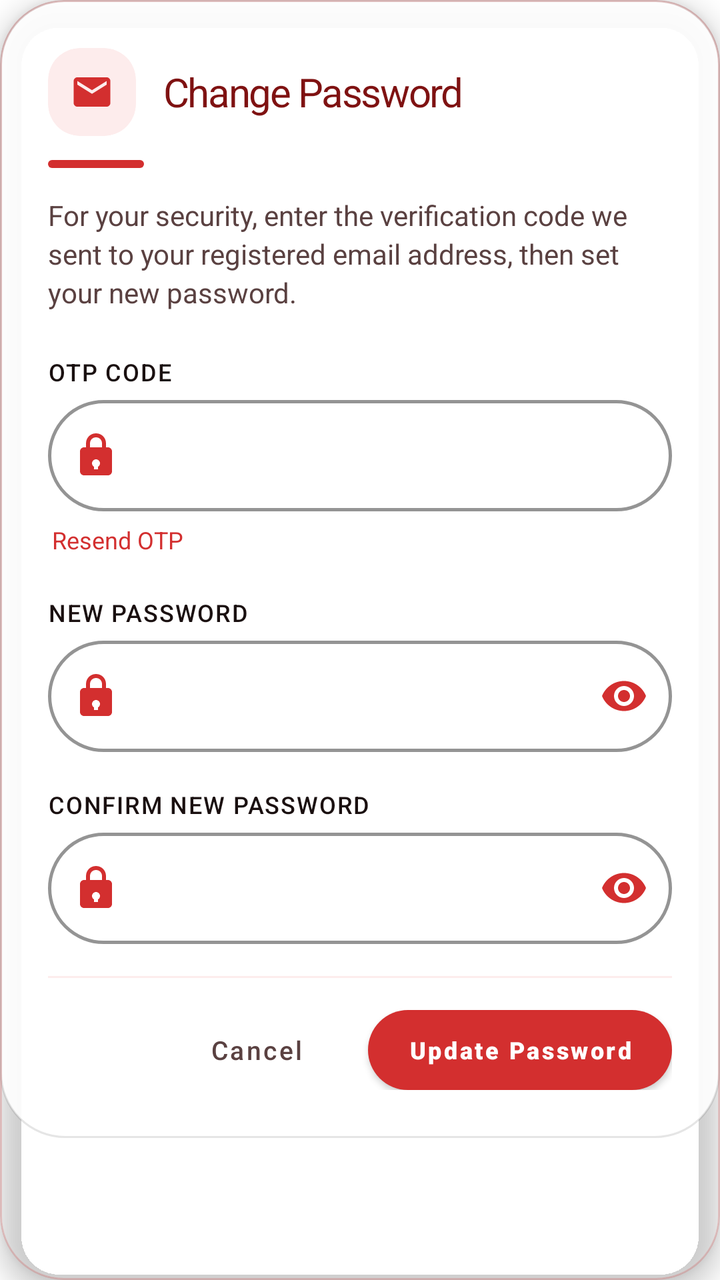
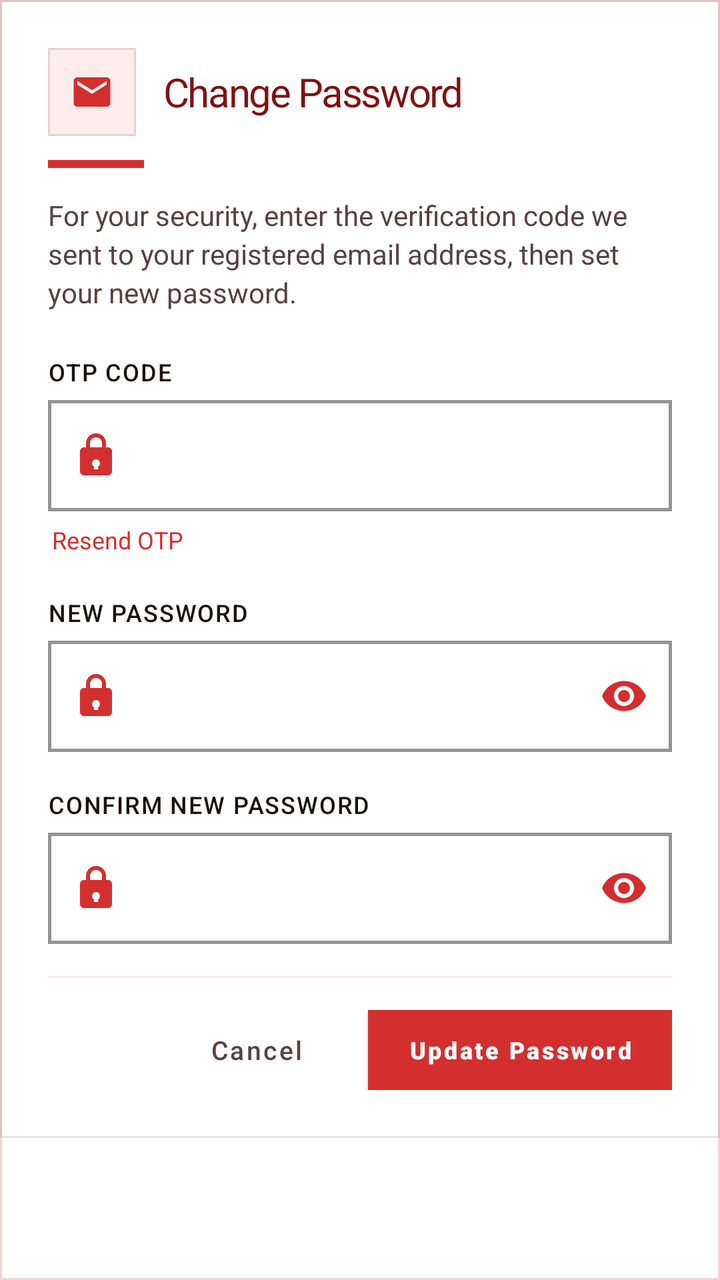

Compare the two renders of this Android layout. The source of the first and the diff that turns it into the second are given below.
<!-- AndroidManifest.xml: application theme Theme.VelocitySuites -->
<!-- res/layout/dialog_change_password_otp.xml -->
<?xml version="1.0" encoding="utf-8"?>
<com.google.android.material.card.MaterialCardView xmlns:android="http://schemas.android.com/apk/res/android"
    xmlns:app="http://schemas.android.com/apk/res-auto"
    style="@style/Widget.Velocity.Card.Glass"
    android:layout_width="match_parent"
    android:layout_height="wrap_content">

    <LinearLayout
        android:layout_width="match_parent"
        android:layout_height="wrap_content"
        android:background="@drawable/bg_glass_card_white"
        android:orientation="vertical"
        android:padding="24dp">

        <LinearLayout
            android:layout_width="match_parent"
            android:layout_height="wrap_content"
            android:gravity="center_vertical"
            android:orientation="horizontal">

            <com.google.android.material.card.MaterialCardView
                android:layout_width="44dp"
                android:layout_height="44dp"
                app:cardBackgroundColor="@color/velocity_red_soft"
                app:cardCornerRadius="16dp"
                app:cardElevation="0dp">

                <ImageView
                    android:layout_width="22dp"
                    android:layout_height="22dp"
                    android:layout_gravity="center"
                    android:importantForAccessibility="no"
                    android:src="@drawable/ic_email"
                    app:tint="@color/velocity_red_primary" />
            </com.google.android.material.card.MaterialCardView>

            <TextView
                style="@style/TextAppearance.Velocity.ScreenTitle"
                android:layout_width="0dp"
                android:layout_height="wrap_content"
                android:layout_marginStart="14dp"
                android:layout_weight="1"
                android:text="@string/change_password"
                android:textSize="20sp" />
        </LinearLayout>

        <View
            android:layout_width="48dp"
            android:layout_height="4dp"
            android:layout_marginTop="12dp"
            android:layout_marginBottom="14dp"
            android:background="@drawable/shape_intro_pill"
            android:backgroundTint="@color/velocity_red_primary" />

        <TextView
            android:layout_width="match_parent"
            android:layout_height="wrap_content"
            android:layout_marginBottom="22dp"
            android:lineSpacingExtra="3dp"
            android:text="@string/change_password_otp_desc"
            android:textColor="@color/velocity_text_secondary"
            android:textSize="14sp" />

        <TextView
            style="@style/TextAppearance.Velocity.Label.Input"
            android:layout_width="wrap_content"
            android:layout_height="wrap_content"
            android:layout_marginBottom="6dp"
            android:labelFor="@+id/changePasswordOtp"
            android:text="@string/otp_hint"
            android:textColor="@color/velocity_text_primary" />

        <com.google.android.material.textfield.TextInputLayout
            android:id="@+id/changePasswordOtpLayout"
            style="@style/Widget.Velocity.TextInputLayout.OutlinedBox.Rounded"
            android:layout_width="match_parent"
            android:layout_height="wrap_content"
            android:layout_marginBottom="4dp"
            app:startIconDrawable="@drawable/ic_lock">
            <com.google.android.material.textfield.TextInputEditText
                android:id="@+id/changePasswordOtp"
                android:layout_width="match_parent"
                android:layout_height="wrap_content"
                android:inputType="number"
                android:maxLength="6" />
        </com.google.android.material.textfield.TextInputLayout>

        <TextView
            android:id="@+id/resendChangePasswordOtpLink"
            android:layout_width="wrap_content"
            android:layout_height="wrap_content"
            android:layout_marginBottom="18dp"
            android:background="?attr/selectableItemBackground"
            android:clickable="true"
            android:focusable="true"
            android:padding="2dp"
            android:text="@string/resend_otp"
            android:textColor="@color/velocity_red_primary"
            android:textSize="12sp"
            android:fontFamily="sans-serif-bold" />

        <TextView
            style="@style/TextAppearance.Velocity.Label.Input"
            android:layout_width="wrap_content"
            android:layout_height="wrap_content"
            android:layout_marginBottom="6dp"
            android:labelFor="@+id/changePasswordNew"
            android:text="@string/new_password_hint"
            android:textColor="@color/velocity_text_primary" />

        <com.google.android.material.textfield.TextInputLayout
            android:id="@+id/changePasswordNewLayout"
            style="@style/Widget.Velocity.TextInputLayout.OutlinedBox.Rounded"
            android:layout_width="match_parent"
            android:layout_height="wrap_content"
            android:layout_marginBottom="18dp"
            app:passwordToggleEnabled="true"
            app:startIconDrawable="@drawable/ic_lock">
            <com.google.android.material.textfield.TextInputEditText
                android:id="@+id/changePasswordNew"
                android:layout_width="match_parent"
                android:layout_height="wrap_content"
                android:inputType="textPassword" />
        </com.google.android.material.textfield.TextInputLayout>

        <TextView
            style="@style/TextAppearance.Velocity.Label.Input"
            android:layout_width="wrap_content"
            android:layout_height="wrap_content"
            android:layout_marginBottom="6dp"
            android:labelFor="@+id/changePasswordConfirmNew"
            android:text="@string/confirm_new_password_hint"
            android:textColor="@color/velocity_text_primary" />

        <com.google.android.material.textfield.TextInputLayout
            android:id="@+id/changePasswordConfirmNewLayout"
            style="@style/Widget.Velocity.TextInputLayout.OutlinedBox.Rounded"
            android:layout_width="match_parent"
            android:layout_height="wrap_content"
            android:layout_marginBottom="8dp"
            app:passwordToggleEnabled="true"
            app:startIconDrawable="@drawable/ic_lock">
            <com.google.android.material.textfield.TextInputEditText
                android:id="@+id/changePasswordConfirmNew"
                android:layout_width="match_parent"
                android:layout_height="wrap_content"
                android:inputType="textPassword" />
        </com.google.android.material.textfield.TextInputLayout>

        <View
            android:layout_width="match_parent"
            android:layout_height="1dp"
            android:layout_marginTop="8dp"
            android:layout_marginBottom="16dp"
            android:background="@color/velocity_red_soft" />

        <LinearLayout
            android:layout_width="match_parent"
            android:layout_height="wrap_content"
            android:orientation="horizontal"
            android:gravity="center_vertical|end">

            <com.google.android.material.button.MaterialButton
                android:id="@+id/btnCancelChangePasswordOtp"
                style="@style/Widget.MaterialComponents.Button.TextButton"
                android:layout_width="wrap_content"
                android:layout_height="40dp"
                android:text="@string/cancel_label"
                android:textColor="@color/velocity_text_secondary"
                android:textAllCaps="false"
                android:textSize="13sp" />

            <com.google.android.material.button.MaterialButton
                android:id="@+id/btnConfirmChangePasswordOtp"
                style="@style/Widget.Velocity.Button"
                android:layout_width="wrap_content"
                android:layout_height="40dp"
                android:layout_marginStart="12dp"
                android:paddingHorizontal="20dp"
                android:text="@string/reset_password_button"
                android:textAllCaps="false"
                android:textSize="12sp" />
        </LinearLayout>
    </LinearLayout>
</com.google.android.material.card.MaterialCardView>
<!-- resources referenced by this layout -->
<resources>
  <!-- drawable bg_glass_card_white (drawable) -->
  <?xml version="1.0" encoding="utf-8"?>
  <shape xmlns:android="http://schemas.android.com/apk/res/android">
      <solid android:color="#E6FFFFFF" />
      <stroke android:width="1dp" android:color="#1A000000" />
      <corners android:radius="32dp" />
  </shape>
  <!-- drawable shape_intro_pill (drawable) -->
  <?xml version="1.0" encoding="utf-8"?>
  <shape xmlns:android="http://schemas.android.com/apk/res/android">
      <solid android:color="@color/velocity_red_primary" />
      <corners android:radius="16dp" />
  </shape>
  <style name="Widget.Velocity.Button" parent="Widget.MaterialComponents.Button">
          <item name="android:layout_height">56dp</item>
          <item name="android:insetTop">0dp</item>
          <item name="android:insetBottom">0dp</item>
          <item name="android:fontFamily">sans-serif-black</item>
          <item name="android:letterSpacing">0.1</item>
          <item name="android:textAllCaps">true</item>
          <item name="android:textSize">15sp</item>
          <item name="backgroundTint">@color/velocity_red_primary</item>
          <item name="cornerRadius">32dp</item>
          <item name="elevation">4dp</item>
          <item name="rippleColor">@color/white</item>
      </style>
  <style name="Widget.Velocity.Card.Glass" parent="Widget.MaterialComponents.CardView">
          <item name="cardBackgroundColor">@android:color/transparent</item>
          <item name="cardCornerRadius">32dp</item>
          <item name="cardElevation">8dp</item>
          <item name="strokeColor">@color/velocity_red_alpha_20</item>
          <item name="strokeWidth">1dp</item>
          <item name="android:clickable">true</item>
          <item name="android:focusable">true</item>
          <item name="android:foreground">?attr/selectableItemBackground</item>
      </style>
  <style name="Widget.Velocity.TextInputLayout.OutlinedBox.Rounded" parent="Widget.MaterialComponents.TextInputLayout.OutlinedBox">
          <item name="boxCornerRadiusBottomEnd">32dp</item>
          <item name="boxCornerRadiusBottomStart">32dp</item>
          <item name="boxCornerRadiusTopEnd">32dp</item>
          <item name="boxCornerRadiusTopStart">32dp</item>
          <item name="boxStrokeColor">@color/velocity_red_primary</item>
          <item name="boxStrokeWidth">1.5dp</item>
          <item name="boxStrokeWidthFocused">2dp</item>
          <item name="startIconTint">@color/velocity_red_primary</item>
          <item name="endIconTint">@color/velocity_red_primary</item>
          <item name="passwordToggleTint">@color/velocity_red_primary</item>
          <item name="hintEnabled">false</item>
      </style>
  <style name="Theme.VelocitySuites" parent="Theme.MaterialComponents.DayNight.NoActionBar">
          
          <item name="colorPrimary">@color/velocity_red_primary</item>
          <item name="colorPrimaryVariant">@color/velocity_red_dark</item>
          <item name="colorOnPrimary">@color/white</item>
          
          <item name="colorSecondary">@color/velocity_red_rose</item>
          <item name="colorSecondaryVariant">@color/velocity_red_deep</item>
          <item name="colorOnSecondary">@color/white</item>
          
          <item name="android:statusBarColor">@color/velocity_red_primary</item>
          
          <item name="textAppearanceHeadline1">@style/TextAppearance.MaterialComponents.Headline1</item>
          <item name="textAppearanceHeadline2">@style/TextAppearance.MaterialComponents.Headline2</item>
          <item name="textAppearanceHeadline3">@style/TextAppearance.MaterialComponents.Headline3</item>
          <item name="textAppearanceHeadline4">@style/TextAppearance.MaterialComponents.Headline4</item>
          <item name="textAppearanceHeadline5">@style/TextAppearance.MaterialComponents.Headline5</item>
          <item name="textAppearanceHeadline6">@style/TextAppearance.MaterialComponents.Headline6</item>
          <item name="textAppearanceSubtitle1">@style/TextAppearance.MaterialComponents.Subtitle1</item>
          <item name="textAppearanceSubtitle2">@style/TextAppearance.MaterialComponents.Subtitle2</item>
          <item name="textAppearanceBody1">@style/TextAppearance.MaterialComponents.Body1</item>
          <item name="textAppearanceBody2">@style/TextAppearance.MaterialComponents.Body2</item>
          <item name="textAppearanceCaption">@style/TextAppearance.MaterialComponents.Caption</item>
          <item name="textAppearanceButton">@style/TextAppearance.MaterialComponents.Button</item>
          <item name="textAppearanceOverline">@style/TextAppearance.MaterialComponents.Overline</item>
      </style>
  <!-- unchanged entries left out for length: 22 -->
</resources>

<!-- the commit's change to res/layout/dialog_change_password_otp.xml (unified diff, before → after) -->
@@ -22,7 +22,7 @@
                 android:layout_width="44dp"
                 android:layout_height="44dp"
                 app:cardBackgroundColor="@color/velocity_red_soft"
-                app:cardCornerRadius="16dp"
+                app:cardCornerRadius="0dp"
                 app:cardElevation="0dp">
 
                 <ImageView
<!-- resource entries referenced after the edit -->
@@ -5,13 +5,13 @@
   <shape xmlns:android="http://schemas.android.com/apk/res/android">
       <solid android:color="#E6FFFFFF" />
       <stroke android:width="1dp" android:color="#1A000000" />
-      <corners android:radius="32dp" />
+      <corners android:radius="0dp" />
   </shape>
   <!-- drawable shape_intro_pill (drawable) -->
   <?xml version="1.0" encoding="utf-8"?>
   <shape xmlns:android="http://schemas.android.com/apk/res/android">
       <solid android:color="@color/velocity_red_primary" />
-      <corners android:radius="16dp" />
+      <corners android:radius="0dp" />
   </shape>
   <style name="Widget.Velocity.Button" parent="Widget.MaterialComponents.Button">
           <item name="android:layout_height">56dp</item>
@@ -22,14 +22,14 @@
           <item name="android:textAllCaps">true</item>
           <item name="android:textSize">15sp</item>
           <item name="backgroundTint">@color/velocity_red_primary</item>
-          <item name="cornerRadius">32dp</item>
-          <item name="elevation">4dp</item>
+          <item name="cornerRadius">0dp</item>
+          <item name="elevation">0dp</item>
           <item name="rippleColor">@color/white</item>
       </style>
   <style name="Widget.Velocity.Card.Glass" parent="Widget.MaterialComponents.CardView">
           <item name="cardBackgroundColor">@android:color/transparent</item>
-          <item name="cardCornerRadius">32dp</item>
-          <item name="cardElevation">8dp</item>
+          <item name="cardCornerRadius">0dp</item>
+          <item name="cardElevation">0dp</item>
           <item name="strokeColor">@color/velocity_red_alpha_20</item>
           <item name="strokeWidth">1dp</item>
           <item name="android:clickable">true</item>
@@ -37,10 +37,10 @@
           <item name="android:foreground">?attr/selectableItemBackground</item>
       </style>
   <style name="Widget.Velocity.TextInputLayout.OutlinedBox.Rounded" parent="Widget.MaterialComponents.TextInputLayout.OutlinedBox">
-          <item name="boxCornerRadiusBottomEnd">32dp</item>
-          <item name="boxCornerRadiusBottomStart">32dp</item>
-          <item name="boxCornerRadiusTopEnd">32dp</item>
-          <item name="boxCornerRadiusTopStart">32dp</item>
+          <item name="boxCornerRadiusBottomEnd">0dp</item>
+          <item name="boxCornerRadiusBottomStart">0dp</item>
+          <item name="boxCornerRadiusTopEnd">0dp</item>
+          <item name="boxCornerRadiusTopStart">0dp</item>
           <item name="boxStrokeColor">@color/velocity_red_primary</item>
           <item name="boxStrokeWidth">1.5dp</item>
           <item name="boxStrokeWidthFocused">2dp</item>
@@ -74,6 +74,133 @@
           <item name="textAppearanceCaption">@style/TextAppearance.MaterialComponents.Caption</item>
           <item name="textAppearanceButton">@style/TextAppearance.MaterialComponents.Button</item>
           <item name="textAppearanceOverline">@style/TextAppearance.MaterialComponents.Overline</item>
+          
+          <item name="shapeAppearanceSmallComponent">@style/ShapeAppearance.Velocity.Square</item>
+          <item name="shapeAppearanceMediumComponent">@style/ShapeAppearance.Velocity.Square</item>
+          <item name="shapeAppearanceLargeComponent">@style/ShapeAppearance.Velocity.Square</item>
+          <item name="materialButtonStyle">@style/Widget.Velocity.Flat.Button</item>
+          <item name="materialButtonOutlinedStyle">@style/Widget.Velocity.Flat.Button.Outlined</item>
+          <item name="borderlessButtonStyle">@style/Widget.Velocity.Flat.Button.Text</item>
+          <item name="materialCardViewStyle">@style/Widget.Velocity.Card.Flat</item>
+          <item name="chipStyle">@style/Widget.Velocity.Flat.Chip</item>
+          <item name="textInputStyle">@style/Widget.Velocity.TextInputLayout.OutlinedBox.Square</item>
+          <item name="snackbarStyle">@style/Widget.Velocity.Flat.Snackbar</item>
+          <item name="materialAlertDialogTheme">@style/ThemeOverlay.Velocity.Flat.AlertDialog</item>
+          <item name="bottomSheetDialogTheme">@style/ThemeOverlay.Velocity.Flat.BottomSheetDialog</item>
+          <item name="android:windowElevation">0dp</item>
+      </style>
+  <style name="ShapeAppearance.Velocity.Square" parent="">
+          <item name="cornerFamily">rounded</item>
+          <item name="cornerSize">0dp</item>
+      </style>
+  <style name="Widget.Velocity.Flat.Button" parent="Widget.MaterialComponents.Button">
+          <item name="cornerRadius">0dp</item>
+          <item name="android:stateListAnimator">@null</item>
+          <item name="android:elevation">0dp</item>
+          <item name="android:minHeight">48dp</item>
+          <item name="android:insetTop">0dp</item>
+          <item name="android:insetBottom">0dp</item>
+          <item name="android:textAllCaps">false</item>
+          <item name="shapeAppearance">@style/ShapeAppearance.Velocity.Square</item>
+      </style>
+  <style name="Widget.Velocity.Flat.Button.Outlined" parent="Widget.MaterialComponents.Button.OutlinedButton">
+          <item name="cornerRadius">0dp</item>
+          <item name="android:stateListAnimator">@null</item>
+          <item name="android:elevation">0dp</item>
+          <item name="android:minHeight">48dp</item>
+          <item name="android:insetTop">0dp</item>
+          <item name="android:insetBottom">0dp</item>
+          <item name="android:textAllCaps">false</item>
+          <item name="strokeWidth">1dp</item>
+          <item name="strokeColor">@color/velocity_red_primary</item>
+          <item name="android:textColor">@color/velocity_red_primary</item>
+          <item name="shapeAppearance">@style/ShapeAppearance.Velocity.Square</item>
+      </style>
+  <style name="Widget.Velocity.Flat.Button.Text" parent="Widget.MaterialComponents.Button.TextButton">
+          <item name="cornerRadius">0dp</item>
+          <item name="android:stateListAnimator">@null</item>
+          <item name="android:elevation">0dp</item>
+          <item name="android:minHeight">48dp</item>
+          <item name="android:insetTop">0dp</item>
+          <item name="android:insetBottom">0dp</item>
+          <item name="android:textAllCaps">false</item>
+          <item name="shapeAppearance">@style/ShapeAppearance.Velocity.Square</item>
+      </style>
+  <style name="Widget.Velocity.Card.Flat" parent="Widget.MaterialComponents.CardView">
+          <item name="cardElevation">0dp</item>
+          <item name="cardCornerRadius">0dp</item>
+          <item name="cardBackgroundColor">@color/velocity_surface_elevated</item>
+          <item name="strokeColor">@color/velocity_divider_hairline</item>
+          <item name="strokeWidth">1dp</item>
+          <item name="shapeAppearance">@style/ShapeAppearance.Velocity.Square</item>
+      </style>
+  <style name="Widget.Velocity.Flat.Chip" parent="Widget.MaterialComponents.Chip.Choice">
+          <item name="shapeAppearance">@style/ShapeAppearance.Velocity.Square</item>
+          <item name="shapeAppearanceOverlay">@style/ShapeAppearance.Velocity.Square</item>
+          <item name="chipCornerRadius">0dp</item>
+          <item name="android:minHeight">48dp</item>
+          <item name="chipMinHeight">48dp</item>
+          <item name="chipStrokeWidth">1dp</item>
+          <item name="android:elevation">0dp</item>
+      </style>
+  <style name="Widget.Velocity.TextInputLayout.OutlinedBox.Square" parent="Widget.MaterialComponents.TextInputLayout.OutlinedBox">
+          <item name="boxCornerRadiusBottomEnd">0dp</item>
+          <item name="boxCornerRadiusBottomStart">0dp</item>
+          <item name="boxCornerRadiusTopEnd">0dp</item>
+          <item name="boxCornerRadiusTopStart">0dp</item>
+          <item name="boxStrokeColor">@color/velocity_red_primary</item>
+          <item name="boxStrokeWidth">1dp</item>
+          <item name="boxStrokeWidthFocused">2dp</item>
+          <item name="startIconTint">@color/velocity_red_primary</item>
+          <item name="endIconTint">@color/velocity_red_primary</item>
+          <item name="hintEnabled">false</item>
+      </style>
+  <style name="Widget.Velocity.Flat.Snackbar" parent="Widget.MaterialComponents.Snackbar">
+          <item name="android:background">@drawable/bg_snackbar_flat</item>
+          <item name="android:elevation">0dp</item>
+      </style>
+  <style name="ThemeOverlay.Velocity.Flat.AlertDialog" parent="ThemeOverlay.MaterialComponents.MaterialAlertDialog">
+          <item name="android:windowElevation">0dp</item>
+          <item name="shapeAppearanceOverlay">@style/ShapeAppearance.Velocity.Square</item>
+          <item name="shapeAppearanceSmallComponent">@style/ShapeAppearance.Velocity.Square</item>
+          <item name="shapeAppearanceMediumComponent">@style/ShapeAppearance.Velocity.Square</item>
+          <item name="shapeAppearanceLargeComponent">@style/ShapeAppearance.Velocity.Square</item>
+          <item name="materialButtonStyle">@style/Widget.Velocity.Flat.Button.Text</item>
+          <item name="materialButtonOutlinedStyle">@style/Widget.Velocity.Flat.Button.Outlined</item>
+          <item name="borderlessButtonStyle">@style/Widget.Velocity.Flat.Button.Text</item>
+          <item name="materialCardViewStyle">@style/Widget.Velocity.Card.Flat</item>
+          <item name="chipStyle">@style/Widget.Velocity.Flat.Chip</item>
+          <item name="textInputStyle">@style/Widget.Velocity.TextInputLayout.OutlinedBox.Square</item>
+          <item name="buttonBarPositiveButtonStyle">@style/Widget.Velocity.Flat.Button.Text</item>
+          <item name="buttonBarNegativeButtonStyle">@style/Widget.Velocity.Flat.Button.Text</item>
+          <item name="buttonBarNeutralButtonStyle">@style/Widget.Velocity.Flat.Button.Text</item>
+      </style>
+  <style name="ThemeOverlay.Velocity.Flat.BottomSheetDialog" parent="ThemeOverlay.MaterialComponents.BottomSheetDialog">
+          <item name="bottomSheetStyle">@style/Widget.Velocity.Flat.BottomSheet</item>
+          <item name="android:windowElevation">0dp</item>
+          <item name="shapeAppearanceSmallComponent">@style/ShapeAppearance.Velocity.Square</item>
+          <item name="shapeAppearanceMediumComponent">@style/ShapeAppearance.Velocity.Square</item>
+          <item name="shapeAppearanceLargeComponent">@style/ShapeAppearance.Velocity.Square</item>
+          <item name="materialButtonStyle">@style/Widget.Velocity.Flat.Button</item>
+          <item name="materialButtonOutlinedStyle">@style/Widget.Velocity.Flat.Button.Outlined</item>
+          <item name="borderlessButtonStyle">@style/Widget.Velocity.Flat.Button.Text</item>
+          <item name="materialCardViewStyle">@style/Widget.Velocity.Card.Flat</item>
+          <item name="chipStyle">@style/Widget.Velocity.Flat.Chip</item>
+          <item name="textInputStyle">@style/Widget.Velocity.TextInputLayout.OutlinedBox.Square</item>
+      </style>
+  <color name="velocity_surface_elevated">#FFFFFF</color>
+  <color name="velocity_divider_hairline">#1A000000</color>
+  <!-- drawable bg_snackbar_flat (drawable) -->
+  <?xml version="1.0" encoding="utf-8"?>
+  <shape xmlns:android="http://schemas.android.com/apk/res/android" android:shape="rectangle">
+      <solid android:color="#323232" />
+      <stroke android:width="1dp" android:color="#33FFFFFF" />
+      <corners android:radius="0dp" />
+  </shape>
+  <style name="Widget.Velocity.Flat.BottomSheet" parent="Widget.MaterialComponents.BottomSheet.Modal">
+          <item name="shapeAppearanceOverlay">@style/ShapeAppearance.Velocity.Square</item>
+          <item name="android:elevation">0dp</item>
+          <item name="backgroundTint">@color/velocity_surface_elevated</item>
       </style>
   <!-- unchanged entries left out for length: 22 -->
 </resources>
